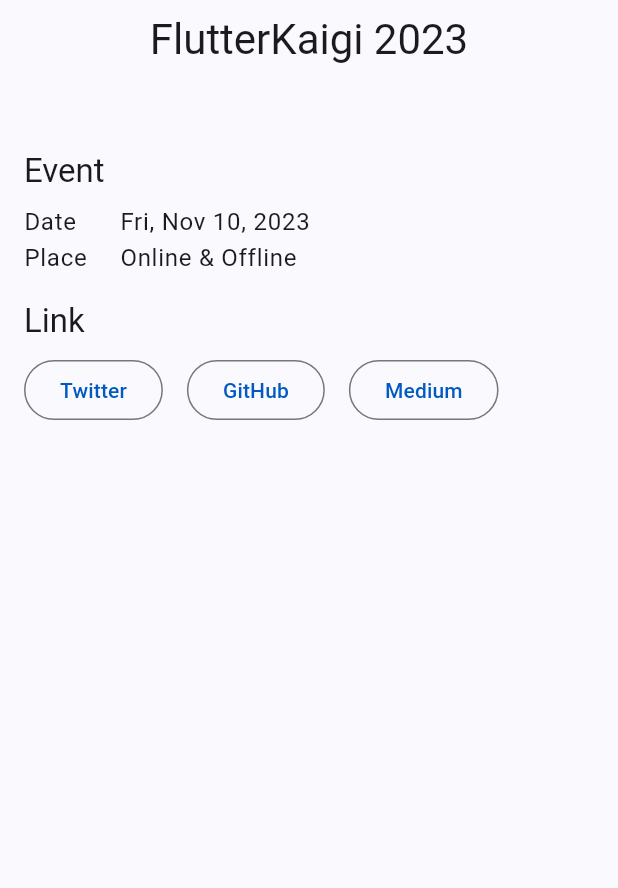
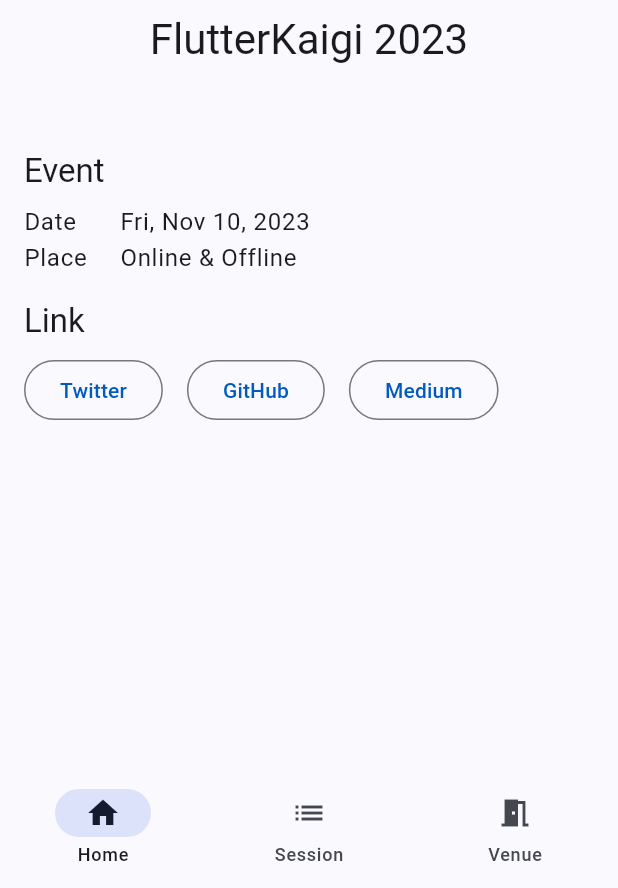
Before and after one commit to FlutterKaigi/conference-app-2023, a Flutter app: the screen it shows after launch, on a phone screen of 412 x 824 dp, the part 348-1236 px from its top. Run offline on Flutter 3.47's test engine with Material 2 defaults, Android fonts, the light colour scheme and no system bars; our stand-ins replace flutter_riverpod, flutter_svg, gap, go_router, riverpod_annotation; missing offline and left inert: accessibility_tools; generated files the repository leaves out were written again.

Commit message:
Add NavigationBar widget

```diff
--- a/lib/ui/screen/home.dart
+++ b/lib/ui/screen/home.dart
@@ -1,6 +1,6 @@
 import 'package:conference_2023/gen/assets.gen.dart';
 import 'package:conference_2023/l10n/localization.dart';
-import 'package:conference_2023/util/extension/media_query_data_ext.dart';
+import 'package:conference_2023/util/extension/build_context_ext.dart';
 import 'package:flutter/material.dart';
 import 'package:flutter_riverpod/flutter_riverpod.dart';
 import 'package:gap/gap.dart';
@@ -11,13 +11,12 @@
 
   @override
   Widget build(BuildContext context, WidgetRef ref) {
-    final margin = MediaQuery.of(context).spacing;
     final localization = ref.watch(localizationProvider);
 
     return SingleChildScrollView(
       padding: EdgeInsets.symmetric(
         vertical: 16,
-        horizontal: margin,
+        horizontal: context.spacing,
       ),
       child: Column(
         children: [
--- a/lib/ui/screen/root.dart
+++ b/lib/ui/screen/root.dart
@@ -1,6 +1,9 @@
 import 'package:conference_2023/l10n/localization.dart';
 import 'package:conference_2023/ui/screen/root_drawer.dart';
+import 'package:conference_2023/ui/screen/root_navigation.dart';
 import 'package:conference_2023/ui/screen/root_tab.dart';
+import 'package:conference_2023/util/extension/build_context_ext.dart';
+import 'package:conference_2023/util/screen_size.dart';
 import 'package:flutter/material.dart';
 import 'package:flutter_riverpod/flutter_riverpod.dart';
 import 'package:go_router/go_router.dart';
@@ -24,6 +27,8 @@
   @override
   Widget build(BuildContext context, WidgetRef ref) {
     final localization = ref.watch(localizationProvider);
+
+    final screenSize = context.screenSize;
     final currentTab = _getCurrentTab(context);
 
     return Scaffold(
@@ -34,6 +39,12 @@
         currentTab: currentTab,
       ),
       body: navigator,
+      bottomNavigationBar: switch (screenSize) {
+        ScreenSize.compact => RootNavigation(
+            currentTab: currentTab,
+          ),
+        _ => null,
+      },
     );
   }
 }
--- /dev/null
+++ b/lib/ui/screen/root_navigation.dart
@@ -0,0 +1,62 @@
+import 'package:conference_2023/l10n/localization.dart';
+import 'package:conference_2023/ui/router/router_app.dart';
+import 'package:conference_2023/ui/screen/root_tab.dart';
+import 'package:flutter/material.dart';
+import 'package:flutter_riverpod/flutter_riverpod.dart';
+
+class RootNavigation extends ConsumerWidget {
+  const RootNavigation({
+    super.key,
+    required this.currentTab,
+  });
+
+  final RootTab currentTab;
+
+  @override
+  Widget build(BuildContext context, WidgetRef ref) {
+    final localization = ref.watch(localizationProvider);
+
+    final int selectedIndex;
+    final Color? indicatorColor;
+
+    switch (currentTab) {
+      case RootTab.home:
+        selectedIndex = 0;
+        indicatorColor = null;
+      case RootTab.sessions:
+        selectedIndex = 1;
+        indicatorColor = null;
+      case RootTab.venue:
+        selectedIndex = 2;
+        indicatorColor = null;
+      default:
+        selectedIndex = 0;
+        indicatorColor = Colors.transparent;
+    }
+
+    return NavigationBar(
+      selectedIndex: selectedIndex,
+      indicatorColor: indicatorColor,
+      destinations: [
+        NavigationDestination(
+          icon: RootTab.home.icon,
+          label: RootTab.home.title(localization),
+        ),
+        NavigationDestination(
+          icon: RootTab.sessions.icon,
+          label: RootTab.sessions.title(localization),
+        ),
+        NavigationDestination(
+          icon: RootTab.venue.icon,
+          label: RootTab.venue.title(localization),
+        ),
+      ],
+      onDestinationSelected: (value) => switch (value) {
+        0 => const HomeRoute().go(context),
+        1 => const SessionsRoute().go(context),
+        2 => const VenueRoute().go(context),
+        _ => throw UnimplementedError(),
+      },
+    );
+  }
+}
--- /dev/null
+++ b/lib/util/extension/build_context_ext.dart
@@ -0,0 +1,9 @@
+import 'package:conference_2023/util/extension/size_ext.dart';
+import 'package:conference_2023/util/screen_size.dart';
+import 'package:flutter/material.dart';
+
+extension BuildContextExt on BuildContext {
+  ScreenSize get screenSize => MediaQuery.sizeOf(this).screenSize;
+
+  double get spacing => MediaQuery.sizeOf(this).spacing;
+}
--- a/lib/util/extension/media_query_data_ext.dart
+++ /dev/null
@@ -1,6 +0,0 @@
-import 'package:conference_2023/util/extension/size_ext.dart';
-import 'package:flutter/material.dart';
-
-extension MediaQueryDataExt on MediaQueryData {
-  double get spacing => size.spacing;
-}
--- a/lib/util/extension/size_ext.dart
+++ b/lib/util/extension/size_ext.dart
@@ -1,7 +1,14 @@
+import 'package:conference_2023/util/screen_size.dart';
 import 'package:flutter/material.dart';
 
 /// ref [https://m3.material.io/foundations/layout/applying-layout/window-size-classes]
 extension SizeExt on Size {
+  ScreenSize get screenSize => switch (width) {
+        < 600 => ScreenSize.compact,
+        < 840 => ScreenSize.medium,
+        _ => ScreenSize.expanded,
+      };
+
   double get spacing => switch (width) {
         < 600 => 16,
         < 840 => 24,
--- /dev/null
+++ b/lib/util/screen_size.dart
@@ -0,0 +1,6 @@
+/// ref [https://m3.material.io/foundations/layout/applying-layout/window-size-classes#4ee6b7bb-864a-440c-9903-f738cc94fd58]
+enum ScreenSize {
+  compact,
+  medium,
+  expanded,
+}
```
